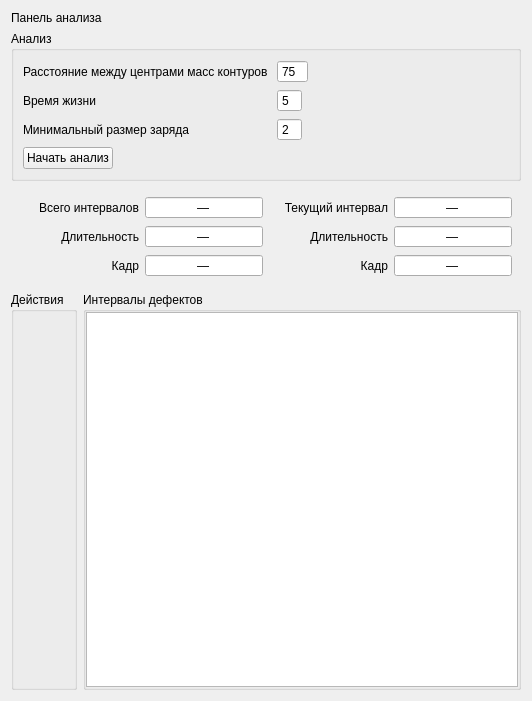
Old version of the form Analysis/analysisform.ui in the repository Enotkin/UV_Reader.
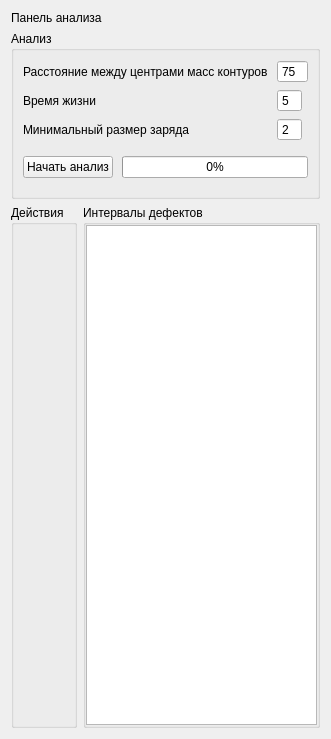
New version of the form. Icons and pictures are not drawn.

Commit message: Переделан метод setFrame() у VideoPlayer, потому что он не мог повторять на репите фрагмент. И многог другое.

```diff
--- a/Analysis/analysisform.ui
+++ b/Analysis/analysisform.ui
@@ -6,8 +6,8 @@
    <rect>
     <x>0</x>
     <y>0</y>
-    <width>532</width>
-    <height>701</height>
+    <width>301</width>
+    <height>739</height>
    </rect>
   </property>
   <property name="windowTitle">
@@ -92,19 +92,6 @@
         </property>
        </widget>
       </item>
-      <item row="4" column="0">
-       <widget class="QPushButton" name="pushButtonStartAnalysis">
-        <property name="sizePolicy">
-         <sizepolicy hsizetype="Fixed" vsizetype="Fixed">
-          <horstretch>0</horstretch>
-          <verstretch>0</verstretch>
-         </sizepolicy>
-        </property>
-        <property name="text">
-         <string>Начать анализ</string>
-        </property>
-       </widget>
-      </item>
       <item row="0" column="1">
        <widget class="QSpinBox" name="spinBox">
         <property name="sizePolicy">
@@ -124,154 +111,39 @@
         </property>
        </widget>
       </item>
-     </layout>
-    </widget>
-   </item>
-   <item>
-    <widget class="QWidget" name="infoPanel" native="true">
-     <property name="sizePolicy">
-      <sizepolicy hsizetype="Preferred" vsizetype="Fixed">
-       <horstretch>0</horstretch>
-       <verstretch>0</verstretch>
-      </sizepolicy>
-     </property>
-     <layout class="QGridLayout" name="infoPanelLayout">
-      <item row="1" column="1">
-       <widget class="QSpinBox" name="totalDurationSpinBox">
-        <property name="alignment">
-         <set>Qt::AlignCenter</set>
-        </property>
-        <property name="buttonSymbols">
-         <enum>QAbstractSpinBox::NoButtons</enum>
-        </property>
-        <property name="specialValueText">
-         <string>—</string>
-        </property>
-       </widget>
-      </item>
-      <item row="0" column="1">
-       <widget class="QSpinBox" name="totalIntervalsSpinBox">
-        <property name="alignment">
-         <set>Qt::AlignCenter</set>
-        </property>
-        <property name="buttonSymbols">
-         <enum>QAbstractSpinBox::NoButtons</enum>
-        </property>
-        <property name="specialValueText">
-         <string>—</string>
-        </property>
-       </widget>
-      </item>
-      <item row="1" column="0">
-       <widget class="QLabel" name="totalDurationLabel">
-        <property name="text">
-         <string>Длительность</string>
-        </property>
-        <property name="alignment">
-         <set>Qt::AlignRight|Qt::AlignTrailing|Qt::AlignVCenter</set>
-        </property>
-       </widget>
-      </item>
-      <item row="1" column="2">
-       <widget class="QLabel" name="currentIntervalDurationLabel">
-        <property name="text">
-         <string>Длительность</string>
-        </property>
-        <property name="alignment">
-         <set>Qt::AlignRight|Qt::AlignTrailing|Qt::AlignVCenter</set>
-        </property>
-       </widget>
-      </item>
-      <item row="2" column="2">
-       <widget class="QLabel" name="currentIntervalFrameLabel">
-        <property name="text">
-         <string>Кадр</string>
-        </property>
-        <property name="alignment">
-         <set>Qt::AlignRight|Qt::AlignTrailing|Qt::AlignVCenter</set>
-        </property>
-       </widget>
-      </item>
-      <item row="0" column="2">
-       <widget class="QLabel" name="currentIntervalLabel">
-        <property name="text">
-         <string>Текущий интервал</string>
-        </property>
-        <property name="alignment">
-         <set>Qt::AlignRight|Qt::AlignTrailing|Qt::AlignVCenter</set>
-        </property>
-       </widget>
-      </item>
-      <item row="2" column="0">
-       <widget class="QLabel" name="totalFrameLabel">
-        <property name="text">
-         <string>Кадр</string>
-        </property>
-        <property name="alignment">
-         <set>Qt::AlignRight|Qt::AlignTrailing|Qt::AlignVCenter</set>
-        </property>
-       </widget>
-      </item>
-      <item row="2" column="1">
-       <widget class="QSpinBox" name="totaltFrameSpinBox">
-        <property name="alignment">
-         <set>Qt::AlignCenter</set>
-        </property>
-        <property name="buttonSymbols">
-         <enum>QAbstractSpinBox::NoButtons</enum>
-        </property>
-        <property name="specialValueText">
-         <string>—</string>
-        </property>
-       </widget>
-      </item>
-      <item row="0" column="0">
-       <widget class="QLabel" name="totalIntervalsLabel">
-        <property name="text">
-         <string>Всего интервалов</string>
-        </property>
-        <property name="alignment">
-         <set>Qt::AlignRight|Qt::AlignTrailing|Qt::AlignVCenter</set>
-        </property>
-       </widget>
-      </item>
-      <item row="0" column="3">
-       <widget class="QSpinBox" name="currentIntervalSpinBox">
-        <property name="alignment">
-         <set>Qt::AlignCenter</set>
-        </property>
-        <property name="buttonSymbols">
-         <enum>QAbstractSpinBox::NoButtons</enum>
-        </property>
-        <property name="specialValueText">
-         <string>—</string>
-        </property>
-       </widget>
-      </item>
-      <item row="1" column="3">
-       <widget class="QSpinBox" name="currentIntervalDurationSpinBox">
-        <property name="alignment">
-         <set>Qt::AlignCenter</set>
-        </property>
-        <property name="buttonSymbols">
-         <enum>QAbstractSpinBox::NoButtons</enum>
-        </property>
-        <property name="specialValueText">
-         <string>—</string>
-        </property>
-       </widget>
-      </item>
-      <item row="2" column="3">
-       <widget class="QSpinBox" name="currentIntervalFrameSpinBox">
-        <property name="alignment">
-         <set>Qt::AlignCenter</set>
-        </property>
-        <property name="buttonSymbols">
-         <enum>QAbstractSpinBox::NoButtons</enum>
-        </property>
-        <property name="specialValueText">
-         <string>—</string>
-        </property>
+      <item row="4" column="0" colspan="2">
+       <widget class="QWidget" name="buttomAndProgressBarWidget" native="true">
+        <layout class="QHBoxLayout" name="horizontalLayout_3">
+         <property name="spacing">
+          <number>9</number>
+         </property>
+         <property name="leftMargin">
+          <number>0</number>
+         </property>
+         <property name="rightMargin">
+          <number>0</number>
+         </property>
+         <item>
+          <widget class="QPushButton" name="pushButtonStartAnalysis">
+           <property name="sizePolicy">
+            <sizepolicy hsizetype="Fixed" vsizetype="Fixed">
+             <horstretch>0</horstretch>
+             <verstretch>0</verstretch>
+            </sizepolicy>
+           </property>
+           <property name="text">
+            <string>Начать анализ</string>
+           </property>
+          </widget>
+         </item>
+         <item>
+          <widget class="QProgressBar" name="progressBar">
+           <property name="value">
+            <number>0</number>
+           </property>
+          </widget>
+         </item>
+        </layout>
        </widget>
       </item>
      </layout>
```
Left out of the diff: 26 changed lines with no effect on the pictures. The commit also changes 19 other files.
